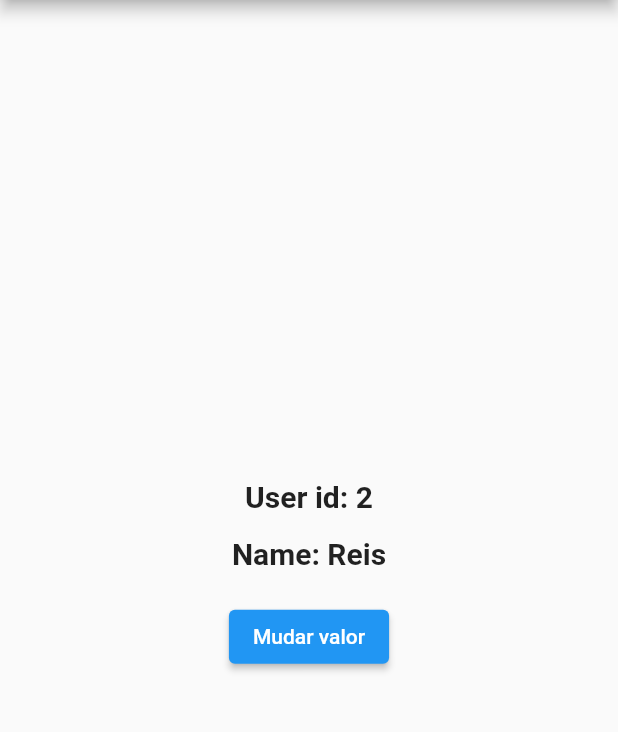
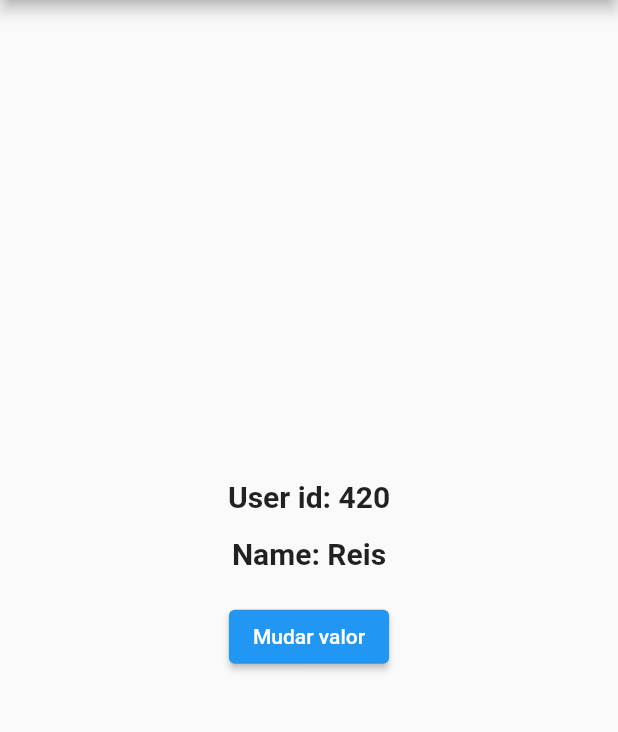
Before and after one commit to CaioReis29/BloC-study, a Flutter app: the screen it shows after launch, after a tap on "Login", after a tap on "Mudar valor", on a phone screen of 412 x 824 dp, the part 84-816 px from its top. Run offline on Flutter 3.47's test engine with Material 2 defaults, Android fonts, the phone set to English and light mode, and no system bars; our stand-ins replace bloc, equatable, flutter_bloc.

```diff
--- a/lib/main.dart
+++ b/lib/main.dart
@@ -1,4 +1,7 @@
-import 'package:bloc_study/bloc/user_bloc.dart';
+import 'dart:math';
+
+import 'package:bloc_study/product/bloc/product_bloc.dart';
+import 'package:bloc_study/user/bloc/user_bloc.dart';
 import 'package:flutter_bloc/flutter_bloc.dart';
 import 'package:flutter/material.dart';
 
@@ -16,16 +19,26 @@ class BlocStudy extends StatelessWidget {
 
   @override
   Widget build(BuildContext context) {
+    final randola = Random();
     return Scaffold(
       appBar: AppBar(
         title: const Text('BloC study'),
       ),
       body: SizedBox.expand(
-        child: BlocProvider(
+        child: MultiBlocProvider(
+          providers: [
+            BlocProvider<UserBloc>(
               create: (context) => UserBloc(),
+            ),
+            BlocProvider<ProductBloc>(
+              create: (context) => ProductBloc(),
+            ),
+          ],
           child: BlocBuilder<UserBloc, UserState>(
             builder: (context, state) {
               if (state is UserInitial) {
+                return BlocBuilder<ProductBloc, ProductState>(
+                  builder: (context, state) {
                     return Column(
                       mainAxisAlignment: MainAxisAlignment.center,
                       children: [
@@ -42,6 +55,8 @@ class BlocStudy extends StatelessWidget {
                           child: const Text("Login"),
                         ),
                       ],
+                    );
+                  },
                 );
               } else if (state is UserLoggedIn) {
                 return Column(
@@ -69,7 +84,9 @@ class BlocStudy extends StatelessWidget {
                     ),
                     ElevatedButton(
                       onPressed: () => context.read<UserBloc>().add(
-                            const UserLogin(userId: "2", userName: "Reis"),
+                            UserLogin(
+                                userId: randola.nextInt(1000).toString(),
+                                userName: "Reis"),
                           ),
                       child: const Text("Mudar valor"),
                     ),
--- /dev/null
+++ b/lib/product/bloc/product_bloc.dart
@@ -0,0 +1,13 @@
+import 'package:bloc/bloc.dart';
+import 'package:equatable/equatable.dart';
+
+part 'product_event.dart';
+part 'product_state.dart';
+
+class ProductBloc extends Bloc<ProductEvent, ProductState> {
+  ProductBloc() : super(ProductInitial()) {
+    on<ProductEvent>((event, emit) {
+      // TODO: implement event handler
+    });
+  }
+}
--- /dev/null
+++ b/lib/product/bloc/product_event.dart
@@ -0,0 +1,8 @@
+part of 'product_bloc.dart';
+
+sealed class ProductEvent extends Equatable {
+  const ProductEvent();
+
+  @override
+  List<Object> get props => [];
+}
--- /dev/null
+++ b/lib/product/bloc/product_state.dart
@@ -0,0 +1,10 @@
+part of 'product_bloc.dart';
+
+sealed class ProductState extends Equatable {
+  const ProductState();
+
+  @override
+  List<Object> get props => [];
+}
+
+final class ProductInitial extends ProductState {}
```
Also changed, not shown: lib/user/bloc/user_bloc.dart (renamed from lib/bloc/user_bloc.dart), lib/user/bloc/user_event.dart (renamed from lib/bloc/user_event.dart), lib/user/bloc/user_state.dart (renamed from lib/bloc/user_state.dart). Lines whose indentation alone changed are shown as unchanged.
